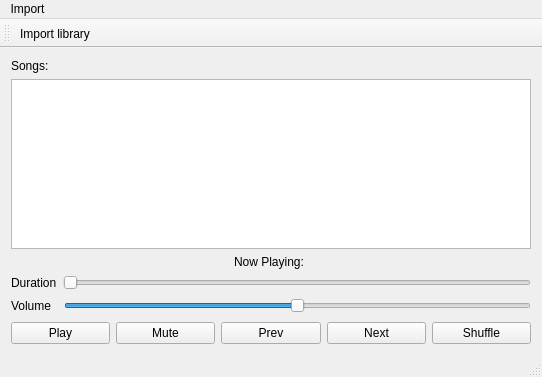
First picture: the form in mixr/player.ui, repository south-west/mixr, before the edit.
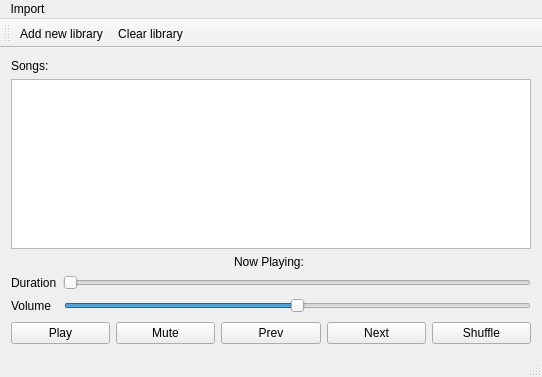
Second picture: the form after the edit. Icons and pictures are not drawn.

```diff
--- a/mixr/player.ui
+++ b/mixr/player.ui
@@ -186,7 +186,8 @@
    <attribute name="toolBarBreak">
     <bool>false</bool>
    </attribute>
-   <addaction name="actionChoose_music_directory"/>
+   <addaction name="actionAdd_new_library"/>
+   <addaction name="actionClear_library"/>
   </widget>
   <widget class="QStatusBar" name="statusBar"/>
   <action name="actionChoose_music_directory">
@@ -198,6 +199,24 @@
     <string>Import library</string>
    </property>
   </action>
+  <action name="actionAdd_new_library">
+   <property name="icon">
+    <iconset resource="resources.qrc">
+     <normaloff>:/icons/addDirectory.png</normaloff>:/icons/addDirectory.png</iconset>
+   </property>
+   <property name="text">
+    <string>Add new library</string>
+   </property>
+  </action>
+  <action name="actionClear_library">
+   <property name="icon">
+    <iconset resource="resources.qrc">
+     <normaloff>:/icons/clear.png</normaloff>:/icons/clear.png</iconset>
+   </property>
+   <property name="text">
+    <string>Clear library</string>
+   </property>
+  </action>
  </widget>
  <layoutdefault spacing="6" margin="11"/>
  <resources>
```
Left out of the diff: 3 changed lines with no effect on the pictures.
